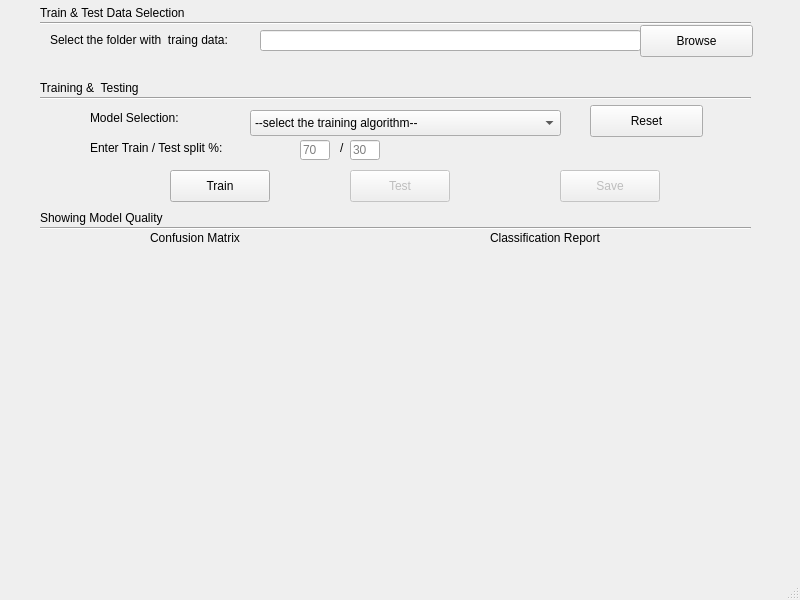
This is UI/machineLearningGUI.ui in gihankaushyal/PixelAnomalyDetectorTool as Qt 5 draws it before an edit. The edited form follows.
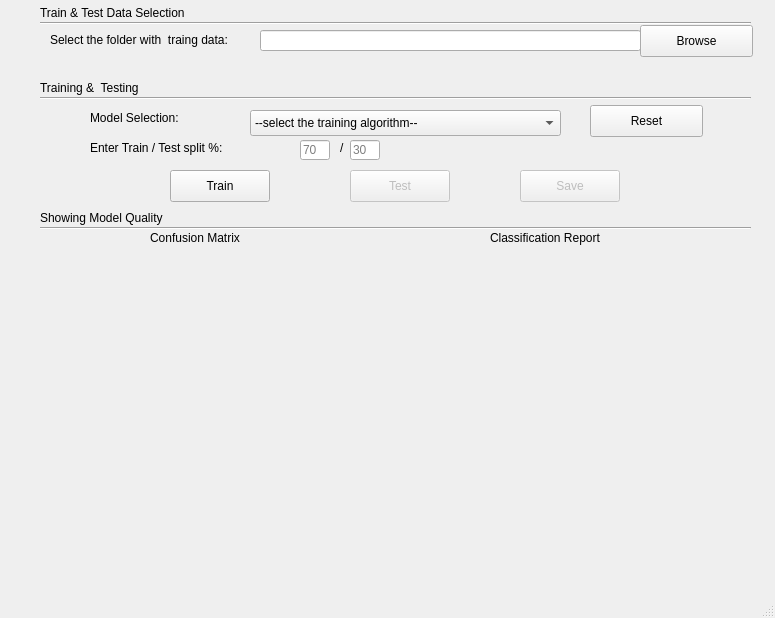
This is the edited form.

Commit message: added QButton (Load) to load a model, and the deleted it beacuse the intended functionality is not achieved by having the button in the MLGuio

Diff of the .ui file:
```diff
--- a/UI/machineLearningGUI.ui
+++ b/UI/machineLearningGUI.ui
@@ -6,8 +6,8 @@
    <rect>
     <x>0</x>
     <y>0</y>
-    <width>800</width>
-    <height>600</height>
+    <width>775</width>
+    <height>618</height>
    </rect>
   </property>
   <property name="windowTitle">
@@ -46,7 +46,7 @@
       <x>370</x>
       <y>254</y>
       <width>391</width>
-      <height>291</height>
+      <height>301</height>
      </rect>
     </property>
    </widget>
@@ -198,7 +198,7 @@
       <x>10</x>
       <y>255</y>
       <width>341</width>
-      <height>291</height>
+      <height>301</height>
      </rect>
     </property>
    </widget>
@@ -208,7 +208,7 @@
     </property>
     <property name="geometry">
      <rect>
-      <x>560</x>
+      <x>520</x>
       <y>170</y>
       <width>100</width>
       <height>32</height>
```
Left out of the diff: 2 changed lines with no effect on the pictures.
